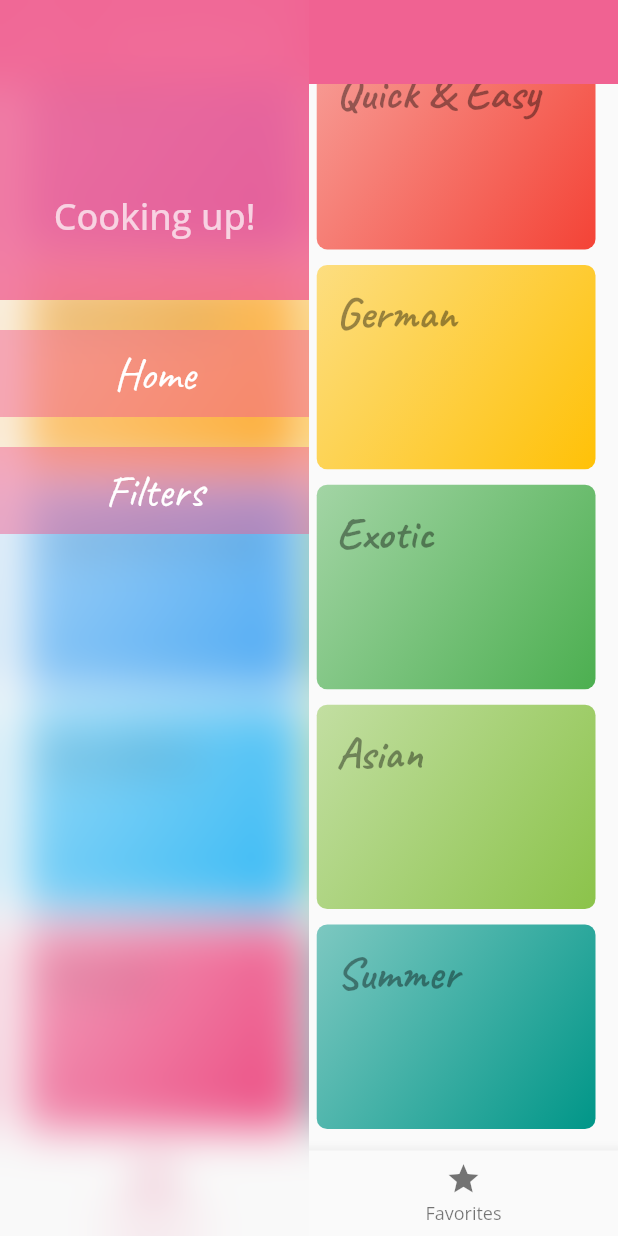
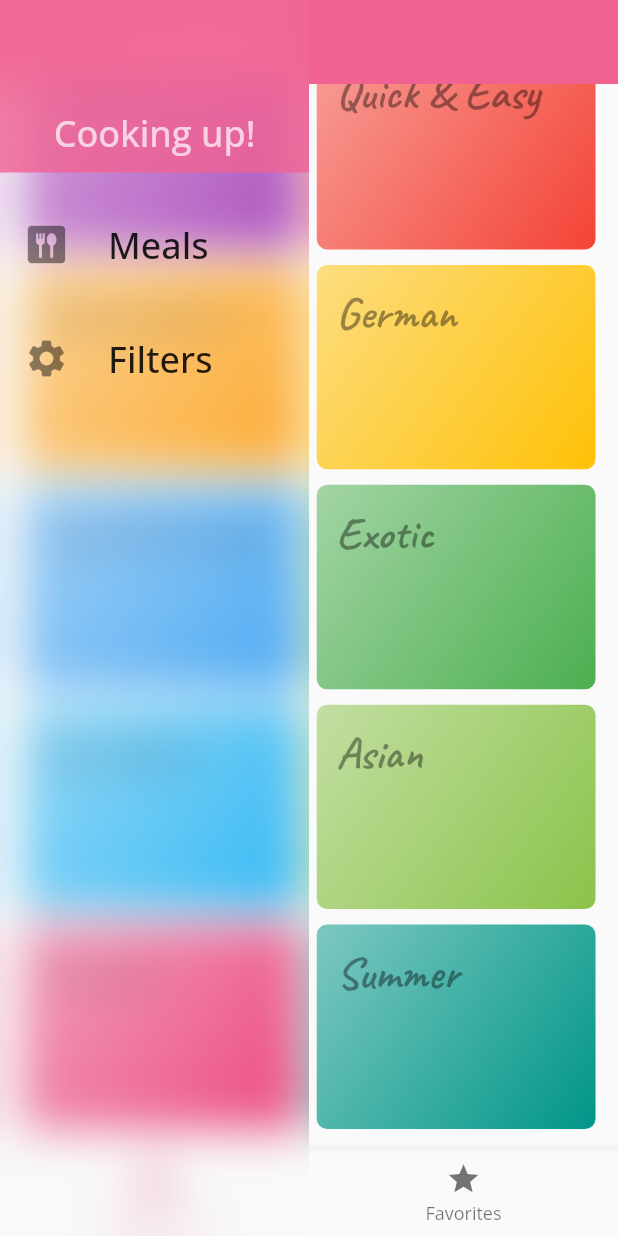
Before and after one commit to s4nk37/delimeals, a Flutter app: the screen it shows after launch, scrolled down 41 dp, after a tap on the "menu" icon, on a phone screen of 412 x 824 dp. Run offline on Flutter 3.47's test engine with Material 2 defaults, Android fonts, the phone set to English and light mode, and no system bars.

Commit message:
Created separate universal widget for appbar using stateless widget.

```diff
--- a/lib/main.dart
+++ b/lib/main.dart
@@ -33,7 +33,7 @@ class MyApp extends StatelessWidget {
           onSurface: Color(0xff2D3142),
         ),
         fontFamily: 'Open Sans',
-        iconTheme: const IconThemeData(size: 14.0),
+        iconTheme: const IconThemeData(size: 18.0),
         appBarTheme: AppBarTheme(
           backgroundColor: Colors.pink.shade300,
           titleTextStyle: const TextStyle(
--- a/lib/screens/category_meals_screen.dart
+++ b/lib/screens/category_meals_screen.dart
@@ -1,3 +1,5 @@
+import '../widgets/main_drawer.dart';
+import '../widgets/main_appbar.dart';
 import '../widgets/meal_item.dart';
 import 'package:flutter/material.dart';
 import '../dummy_data.dart';
@@ -18,9 +20,9 @@ class CategoryMealsScreen extends StatelessWidget {
     }).toList();
 
     return Scaffold(
-        appBar: AppBar(
-          title: Text(categoryTitle),
-        ),
+        appBar: MainAppBar(title: categoryTitle),
+        drawerScrimColor: Colors.transparent,
+        drawer: const MainDrawer(),
         body: ListView.builder(
           itemBuilder: (context, index) {
             return MealItem(
--- a/lib/screens/meal_detail_screen.dart
+++ b/lib/screens/meal_detail_screen.dart
@@ -1,5 +1,3 @@
-import 'dart:ui';
-
 import 'package:flutter/material.dart';
 import '../dummy_data.dart';
 
--- a/lib/screens/tabs_screen.dart
+++ b/lib/screens/tabs_screen.dart
@@ -1,3 +1,4 @@
+import '../widgets/main_appbar.dart';
 import 'package:flutter/material.dart';
 import 'favorites_screen.dart';
 import 'categories_screen.dart';
@@ -26,27 +27,10 @@ class _TabsScreenState extends State<TabsScreen> {
 
   @override
   Widget build(BuildContext context) {
+    String appBarText = _pages[_selectedPageIndex]['title'] as String;
     return Scaffold(
       drawerScrimColor: Colors.transparent,
-      appBar: AppBar(
-        title: Text(_pages[_selectedPageIndex]['title'] as String),
-        elevation: 0.0,
-        leading: Builder(
-          builder: (BuildContext context) {
-            return IconButton(
-              icon: const Icon(
-                Icons.menu_sharp,
-                size: 30,
-                color: Colors.white70,
-              ),
-              onPressed: () {
-                Scaffold.of(context).openDrawer();
-              },
-              // tooltip: MaterialLocalizations.of(context).openAppDrawerTooltip,
-            );
-          },
-        ),
-      ),
+      appBar: MainAppBar(title: appBarText),
       drawer: const MainDrawer(),
       body: _pages[_selectedPageIndex]['page'] as Widget,
       bottomNavigationBar: BottomNavigationBar(
--- /dev/null
+++ b/lib/widgets/main_appbar.dart
@@ -0,0 +1,35 @@
+import 'package:flutter/material.dart';
+
+class MainAppBar extends StatelessWidget implements PreferredSizeWidget {
+  final String title;
+  final double height;
+
+  const MainAppBar({Key? key, required this.title, this.height = 56})
+      : super(key: key);
+
+  @override
+  Widget build(BuildContext context) {
+    return AppBar(
+      title: Text(title),
+      elevation: 0.0,
+      leading: Builder(
+        builder: (BuildContext context) {
+          return IconButton(
+            icon: const Icon(
+              Icons.menu_sharp,
+              size: 30,
+              color: Colors.white70,
+            ),
+            onPressed: () {
+              Scaffold.of(context).openDrawer();
+            },
+            // tooltip: MaterialLocalizations.of(context).openAppDrawerTooltip,
+          );
+        },
+      ),
+    );
+  }
+
+  @override
+  Size get preferredSize => Size.fromHeight(height);
+}
--- a/lib/widgets/main_drawer.dart
+++ b/lib/widgets/main_drawer.dart
@@ -4,19 +4,20 @@ import 'dart:ui';
 class MainDrawer extends StatelessWidget {
   const MainDrawer({Key? key}) : super(key: key);
 
-  Widget tileBuilder(String title) {
-    return InkWell(
-      child: Container(
-        padding: const EdgeInsets.all(10),
-        width: double.infinity,
-        alignment: Alignment.center,
-        color: Colors.pink.shade300.withOpacity(0.5),
-        child: Text(
-          title,
-          style: const TextStyle(
-              fontSize: 30, color: Colors.white, fontFamily: 'Caveat'),
-        ),
+  Widget tileBuilder(
+    String title,
+    IconData icon,
+    Function tapHandler,
+  ) {
+    return ListTile(
+      leading: Icon(
+        icon,
+        size: 30,
       ),
+      title: Text(title),
+      onTap: () {
+        tapHandler();
+      },
     );
   }
 
@@ -33,10 +34,10 @@ class MainDrawer extends StatelessWidget {
             mainAxisAlignment: MainAxisAlignment.start,
             children: [
               Container(
-                height: 200,
+                height: 115,
                 width: double.infinity,
                 alignment: Alignment.bottomCenter,
-                padding: const EdgeInsets.symmetric(vertical: 40),
+                padding: const EdgeInsets.symmetric(vertical: 10),
                 color: Colors.pink.shade300.withOpacity(0.8),
                 child: Text(
                   "Cooking up!",
@@ -49,11 +50,13 @@ class MainDrawer extends StatelessWidget {
               const SizedBox(
                 height: 20,
               ),
-              tileBuilder('Home'),
+              tileBuilder('Meals', Icons.dining, () {
+                Navigator.of(context).pushNamed('/');
+              }),
               const SizedBox(
                 height: 20,
               ),
-              tileBuilder('Filters'),
+              tileBuilder('Filters', Icons.settings, () {}),
             ],
           ),
         ),
```
